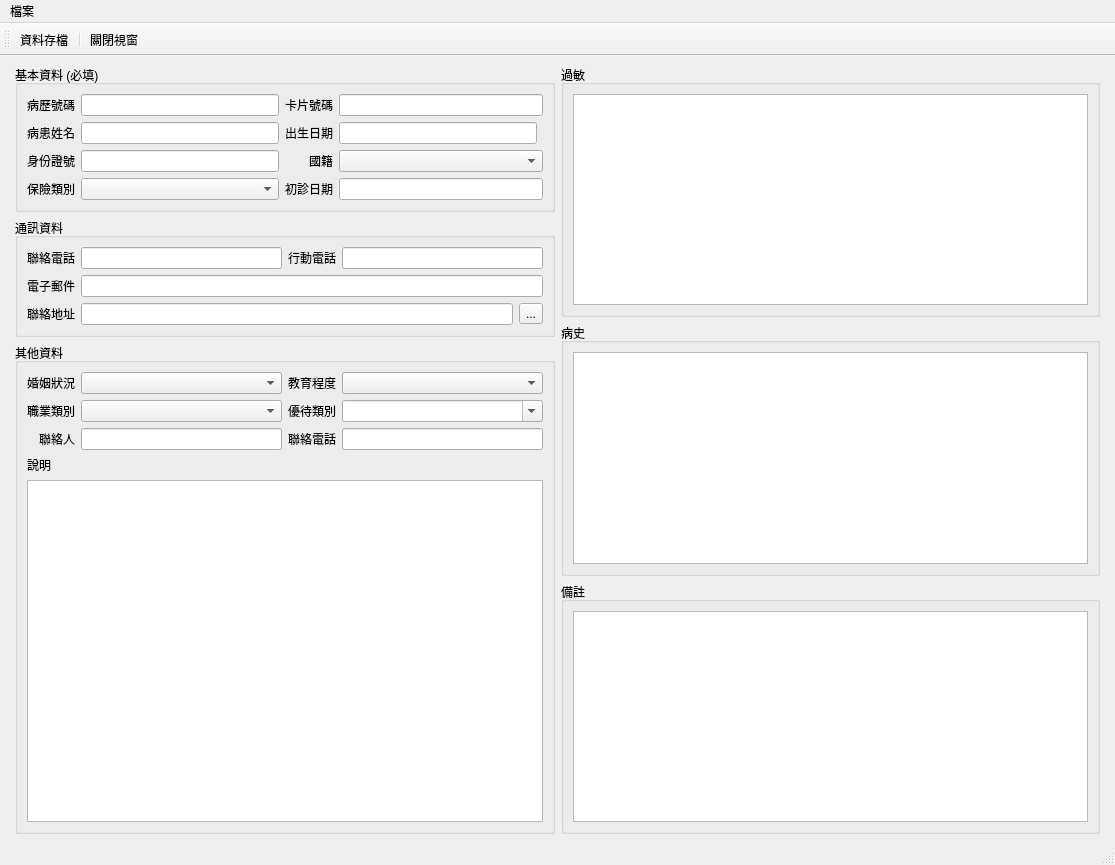
Qt form ui/patient.ui (picacat/pyMedical) before a commit.
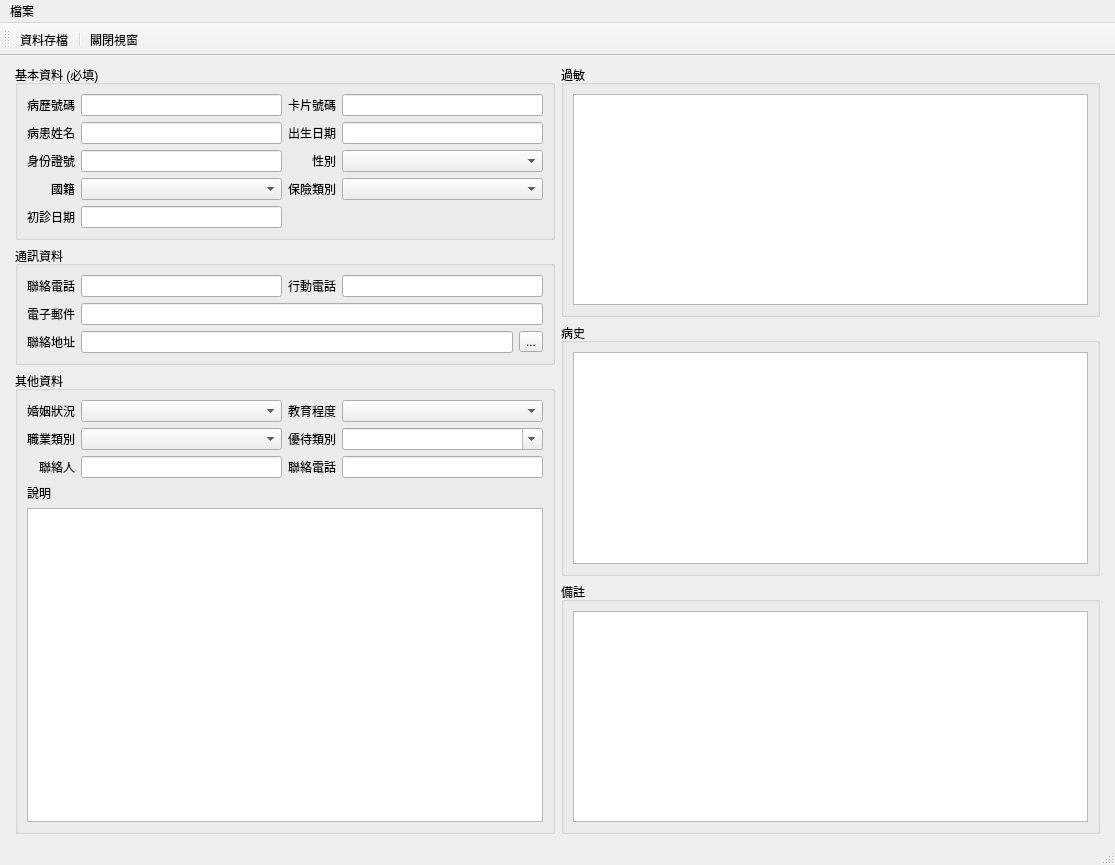
The same form after that commit. Icons and pictures are not drawn.

```diff
--- a/ui/patient.ui
+++ b/ui/patient.ui
@@ -29,25 +29,21 @@
           </property>
           <layout class="QVBoxLayout" name="verticalLayout_3">
            <item>
-            <layout class="QGridLayout" name="gridLayout">
-             <item row="3" column="0">
-              <widget class="QLabel" name="label_9">
-               <property name="text">
-                <string>保險類別</string>
-               </property>
-              </widget>
-             </item>
-             <item row="0" column="2">
-              <widget class="QLabel" name="label_4">
-               <property name="text">
-                <string>卡片號碼</string>
-               </property>
-              </widget>
-             </item>
+            <layout class="QGridLayout" name="gridLayout_4">
              <item row="2" column="2">
               <widget class="QLabel" name="label_8">
                <property name="text">
-                <string>國籍</string>
+                <string>性別</string>
+               </property>
+               <property name="alignment">
+                <set>Qt::AlignRight|Qt::AlignTrailing|Qt::AlignVCenter</set>
+               </property>
+              </widget>
+             </item>
+             <item row="1" column="2">
+              <widget class="QLabel" name="label_6">
+               <property name="text">
+                <string>出生日期</string>
                </property>
                <property name="alignment">
                 <set>Qt::AlignRight|Qt::AlignTrailing|Qt::AlignVCenter</set>
@@ -61,20 +57,13 @@
                </property>
               </widget>
              </item>
-             <item row="3" column="1">
-              <widget class="QComboBox" name="comboBox_ins_type"/>
-             </item>
              <item row="2" column="0">
               <widget class="QLabel" name="label_7">
                <property name="text">
                 <string>身份證號</string>
                </property>
-              </widget>
-             </item>
-             <item row="1" column="2">
-              <widget class="QLabel" name="label_6">
-               <property name="text">
-                <string>出生日期</string>
+               <property name="alignment">
+                <set>Qt::AlignRight|Qt::AlignTrailing|Qt::AlignVCenter</set>
                </property>
               </widget>
              </item>
@@ -85,22 +74,9 @@
                </property>
               </widget>
              </item>
-             <item row="1" column="3">
-              <widget class="QLineEdit" name="lineEdit_birthday"/>
-             </item>
              <item row="2" column="1">
               <widget class="QLineEdit" name="lineEdit_id"/>
              </item>
-             <item row="3" column="2">
-              <widget class="QLabel" name="label_10">
-               <property name="text">
-                <string>初診日期</string>
-               </property>
-              </widget>
-             </item>
-             <item row="1" column="1">
-              <widget class="QLineEdit" name="lineEdit_name"/>
-             </item>
              <item row="0" column="1">
               <widget class="QLineEdit" name="lineEdit_patient_key">
                <property name="readOnly">
@@ -108,13 +84,65 @@
                </property>
               </widget>
              </item>
-             <item row="0" column="3" colspan="2">
+             <item row="0" column="2">
+              <widget class="QLabel" name="label_4">
+               <property name="text">
+                <string>卡片號碼</string>
+               </property>
+               <property name="alignment">
+                <set>Qt::AlignRight|Qt::AlignTrailing|Qt::AlignVCenter</set>
+               </property>
+              </widget>
+             </item>
+             <item row="1" column="1">
+              <widget class="QLineEdit" name="lineEdit_name"/>
+             </item>
+             <item row="1" column="3">
+              <widget class="QLineEdit" name="lineEdit_birthday"/>
+             </item>
+             <item row="0" column="3">
               <widget class="QLineEdit" name="lineEdit_card_no"/>
              </item>
-             <item row="2" column="3" colspan="2">
+             <item row="3" column="0">
+              <widget class="QLabel" name="label_20">
+               <property name="text">
+                <string>國籍</string>
+               </property>
+               <property name="alignment">
+                <set>Qt::AlignRight|Qt::AlignTrailing|Qt::AlignVCenter</set>
+               </property>
+              </widget>
+             </item>
+             <item row="3" column="1">
               <widget class="QComboBox" name="comboBox_nationality"/>
              </item>
-             <item row="3" column="3" colspan="2">
+             <item row="2" column="3">
+              <widget class="QComboBox" name="comboBox_gender"/>
+             </item>
+             <item row="3" column="2">
+              <widget class="QLabel" name="label_9">
+               <property name="text">
+                <string>保險類別</string>
+               </property>
+               <property name="alignment">
+                <set>Qt::AlignRight|Qt::AlignTrailing|Qt::AlignVCenter</set>
+               </property>
+              </widget>
+             </item>
+             <item row="3" column="3">
+              <widget class="QComboBox" name="comboBox_ins_type"/>
+             </item>
+             <item row="4" column="0">
+              <widget class="QLabel" name="label_10">
+               <property name="text">
+                <string>初診日期</string>
+               </property>
+               <property name="alignment">
+                <set>Qt::AlignRight|Qt::AlignTrailing|Qt::AlignVCenter</set>
+               </property>
+              </widget>
+             </item>
+             <item row="4" column="1">
               <widget class="QLineEdit" name="lineEdit_init_date"/>
              </item>
             </layout>
```
Left out of the diff: 7 changed lines with no effect on the pictures.
